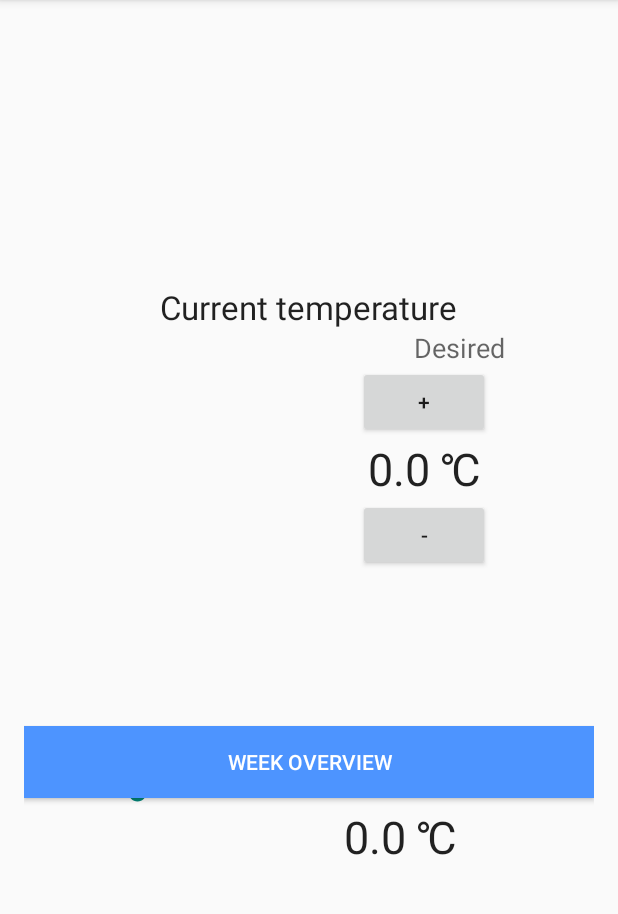
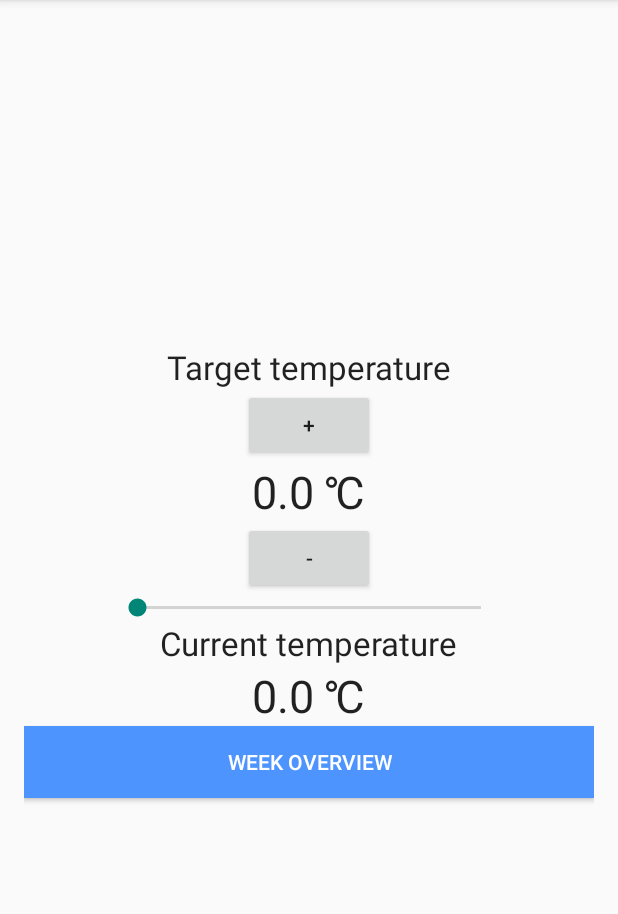
Before and after one commit to HTI-35/Thermostat, an Android app: the screen it shows after launch (ThermostatActivity), on a phone screen of 412 x 824 dp, the part 84-998 px from its top. Run offline under Robolectric (Android 15) with nearby library versions, the phone set to English and light mode, and no system bars; network calls fail; 3 statements that could not run were skipped.

Commit message:
Put back initial home screen

```diff
--- a/DemoThermostat/app/src/main/res/layout/activity_thermostat.xml
+++ b/DemoThermostat/app/src/main/res/layout/activity_thermostat.xml
@@ -1,4 +1,4 @@
-<RelativeLayout xmlns:android="http://schemas.android.com/apk/res/android"
+<LinearLayout xmlns:android="http://schemas.android.com/apk/res/android"
     xmlns:tools="http://schemas.android.com/tools" android:layout_width="match_parent"
     android:layout_height="match_parent" android:paddingLeft="@dimen/activity_horizontal_margin"
     android:paddingRight="@dimen/activity_horizontal_margin"
@@ -11,78 +11,55 @@
         android:layout_width="wrap_content"
         android:layout_height="wrap_content"
         android:textAppearance="?android:attr/textAppearanceLarge"
-        android:text="Current temperature"
-        android:id="@+id/currentTempText"
-        android:layout_alignParentTop="true"
-        android:layout_centerHorizontal="true" />
+        android:text="Target temperature"
+        android:id="@+id/targetTempText" />
 
-    <RelativeLayout
-        android:layout_width="match_parent"
-        android:layout_height="wrap_content"
-        android:layout_below="@+id/desiredText"
-        android:layout_alignEnd="@+id/desiredText"
-        android:layout_alignStart="@+id/currTemp">
     <Button
         android:layout_width="wrap_content"
         android:layout_height="wrap_content"
         android:text="+"
-        android:id="@+id/bIncrTemp"
-        android:layout_centerHorizontal="true"/>
+        android:id="@+id/bIncrTemp" />
 
     <TextView
         android:layout_width="wrap_content"
         android:layout_height="wrap_content"
         android:textAppearance="?android:attr/textAppearanceLarge"
-        android:text="21 \u00B0C"
+        android:text="21 &#x2103;"
         android:textSize="30sp"
-        android:id="@+id/targetTemp"
-        android:layout_below="@+id/bIncrTemp"
-        android:layout_centerHorizontal="true" />
+        android:id="@+id/targetTemp" />
 
     <Button
         android:layout_width="wrap_content"
         android:layout_height="wrap_content"
         android:text="-"
-        android:id="@+id/bDecrTemp"
-        android:layout_below="@+id/targetTemp"
-        android:layout_centerHorizontal="true" />
-
-    </RelativeLayout>
+        android:id="@+id/bDecrTemp" />
 
     <SeekBar
         android:layout_width="261dp"
         android:layout_height="wrap_content"
         android:id="@+id/seekBar"
-        android:max="25"
-        android:indeterminate="false"
-        android:layout_above="@+id/currTemp"
-        android:layout_centerHorizontal="true" />
+        android:max="30"
+        android:indeterminate="false" />
 
     <TextView
         android:layout_width="wrap_content"
         android:layout_height="wrap_content"
         android:textAppearance="?android:attr/textAppearanceLarge"
-        android:text="21 \u00B0C"
+        android:text="Current temperature"
+        android:id="@+id/currTempText" />
+
+    <TextView
+        android:layout_width="wrap_content"
+        android:layout_height="wrap_content"
+        android:textAppearance="?android:attr/textAppearanceLarge"
+        android:text="21 &#x2103;"
         android:textSize="30sp"
-        android:id="@+id/currTemp"
-        android:layout_centerVertical="true"
-        android:layout_alignEnd="@+id/currentTempText" />
+        android:id="@+id/currTemp" />
 
     <Button
         style="@style/button"
         android:layout_height="wrap_content"
         android:text="Week Overview"
-        android:id="@+id/bWeekOverview"
-        android:layout_above="@+id/currTemp"
-        android:layout_alignParentStart="true" />
+        android:id="@+id/bWeekOverview" />
 
-    <TextView
-        android:layout_width="wrap_content"
-        android:layout_height="wrap_content"
-        android:textAppearance="?android:attr/textAppearanceMedium"
-        android:text="Desired"
-        android:id="@+id/desiredText"
-        android:layout_below="@+id/currentTempText"
-        android:layout_alignEnd="@+id/seekBar" />
-
-</RelativeLayout>
+</LinearLayout>
```
